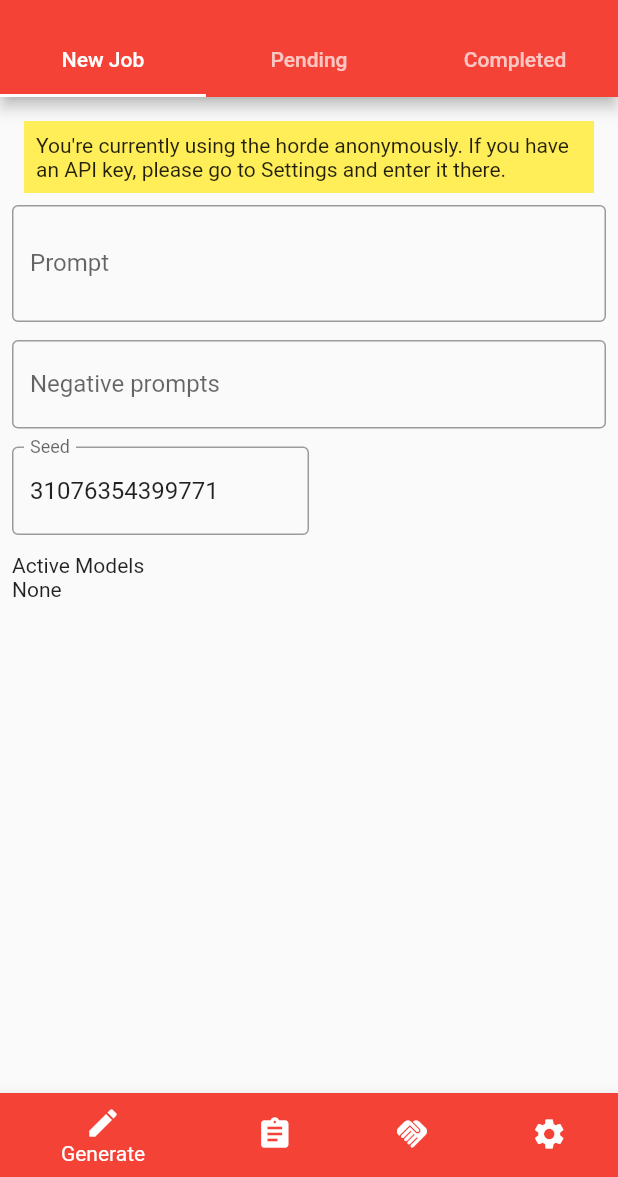
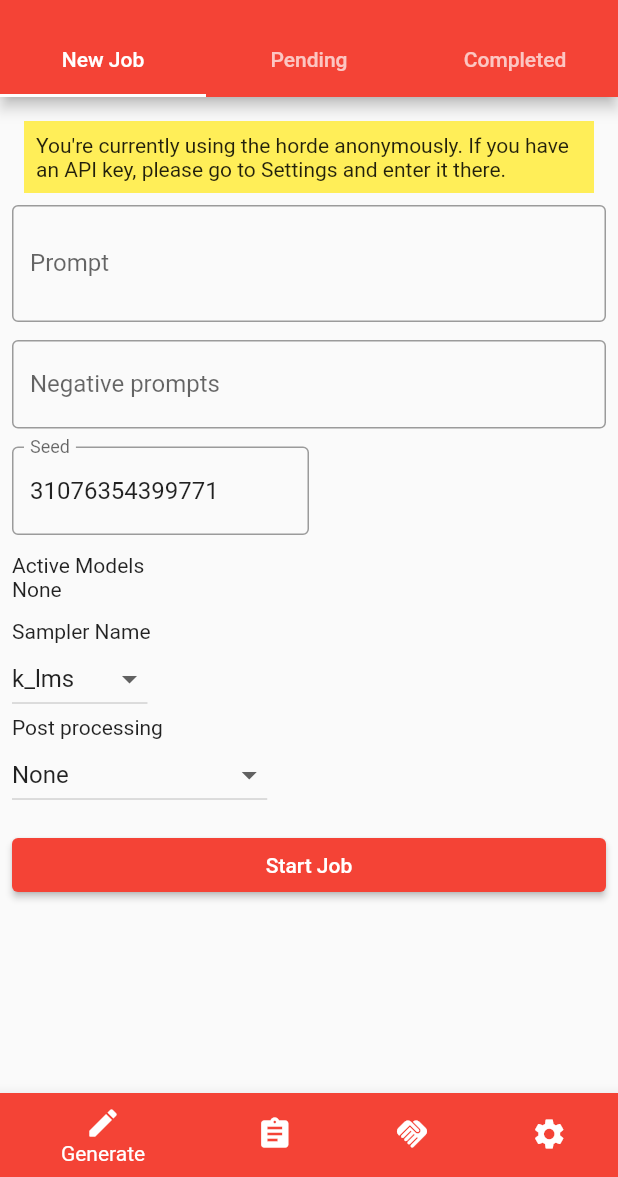
Before and after one commit to hathibelagal-dev/HordeArt, a Flutter app: the screen it shows after launch, on a phone screen of 412 x 824 dp, the part 59-1236 px from its top. Run offline on Flutter 3.47's test engine with Material 2 defaults, Android fonts, the phone set to English and light mode, and no system bars; our stand-ins replace hive_flutter, logger; accounts and stored records are empty; network calls fail.

Commit message:
job submission

```diff
--- a/frontend/lib/config.dart
+++ b/frontend/lib/config.dart
@@ -2,8 +2,26 @@ class Config {
   static const String clientAgent = "HordeArt/1.0";
   static const String dbName = "local-storage";
 
-  static const String baseURL = "https://stablehorde.net/api/v2/";
-  static const String modelDetails = "${baseURL}status/models";
+  static const String baseURL = "https://stablehorde.net/api/v2";
+  static const String modelDetails = "$baseURL/status/models";
+  static const String asyncGenerateImage = "$baseURL/generate/async";
+
   static const String defaultModel = "stable_diffusion";
+  static const String defaultSampler = "k_lms";
+  static const List<String> availableSamplers = [
+    "k_lms",
+    "k_heun",
+    "k_euler",
+    "k_euler_a"
+  ];
+
+  static const String defaultPostProcessor = "None";
+  static const List<String> availablePostProcessors = [
+    "None",
+    "GFPGAN",
+    "RealESRGAN_x4plus",
+    "CodeFormers"
+  ];
+
   static const String defaultAPIKey = "0000000000";
 }
--- a/frontend/lib/db.dart
+++ b/frontend/lib/db.dart
@@ -16,4 +16,9 @@ class DB {
       {String db = Config.dbName, dynamic defaultValue = 0}) {
     return Hive.box(db).get(keyName, defaultValue: defaultValue);
   }
+
+  static Future<void> setValue(keyName, value,
+      {String db = Config.dbName}) async {
+    await Hive.box(db).put(keyName, value);
+  }
 }
--- a/frontend/lib/main_screen.dart
+++ b/frontend/lib/main_screen.dart
@@ -1,10 +1,8 @@
 import 'package:flutter/material.dart';
-import 'package:frontend/config.dart';
 import 'package:frontend/pages/generate_page.dart';
 import 'package:frontend/pages/reference_page.dart';
 import 'package:frontend/pages/settings_page.dart';
 import 'package:frontend/pages/status_page.dart';
-import 'package:hive_flutter/hive_flutter.dart';
 
 class MainScreen extends StatefulWidget {
   final String title;
--- a/frontend/lib/pages/new_job_page.dart
+++ b/frontend/lib/pages/new_job_page.dart
@@ -23,6 +23,10 @@ class _NewJobsPageState extends State<NewJobsPage> {
   List<ActiveModel> _activeModels = [];
   JSONResponseHandler handler = JSONResponseHandler();
 
+  String _selectedModel = Config.defaultModel;
+  String _selectedSampler = Config.defaultSampler;
+  String _selectedPostProcessor = Config.defaultPostProcessor;
+
   @override
   void initState() {
     super.initState();
@@ -34,6 +38,16 @@ class _NewJobsPageState extends State<NewJobsPage> {
       });
     });
   }
+
+  final SnackBar successBar = const SnackBar(
+    content: Text('Job submitted successfully.'),
+    backgroundColor: Colors.green,
+  );
+
+  final SnackBar errorBar = const SnackBar(
+    content: Text('Job could not be submitted.'),
+    backgroundColor: Colors.amber,
+  );
 
   @override
   Widget build(BuildContext context) {
@@ -53,8 +67,8 @@ class _NewJobsPageState extends State<NewJobsPage> {
                           margin: const EdgeInsets.all(8.0),
                           color: Colors.yellow.shade400,
                           child: const Text(
-                              "You're currently using the horde anonymously. " +
-                                  "If you have an API key, please go to Settings and enter it there."),
+                              "You're currently using the horde anonymously. "
+                              "If you have an API key, please go to Settings and enter it there."),
                         )
                       : const Center();
                 }),
@@ -86,15 +100,63 @@ class _NewJobsPageState extends State<NewJobsPage> {
             const Text("Active Models"),
             _activeModels.isNotEmpty
                 ? DropdownButton<String>(
-                    onChanged: (item) {},
-                    value: Config.defaultModel,
+                    onChanged: (item) {
+                      setState(() {
+                        _selectedModel = item ?? _selectedModel;
+                      });
+                    },
+                    value: _selectedModel,
                     items: _activeModels.map<DropdownMenuItem<String>>((e) {
                       return DropdownMenuItem<String>(
                         value: e.name,
                         child: Text(e.toString()),
                       );
                     }).toList())
-                : const Text("None")
+                : const Text("None"),
+            const SizedBox(height: 12),
+            const Text("Sampler Name"),
+            DropdownButton<String>(
+                onChanged: (item) {
+                  setState(() {
+                    _selectedSampler = item ?? _selectedSampler;
+                  });
+                },
+                value: _selectedSampler,
+                items:
+                    Config.availableSamplers.map<DropdownMenuItem<String>>((s) {
+                  return DropdownMenuItem<String>(value: s, child: Text(s));
+                }).toList()),
+            const Text("Post processing"),
+            DropdownButton<String>(
+                onChanged: (item) {
+                  setState(() {
+                    _selectedPostProcessor = item ?? _selectedPostProcessor;
+                  });
+                },
+                value: _selectedPostProcessor,
+                items: Config.availablePostProcessors
+                    .map<DropdownMenuItem<String>>((s) {
+                  return DropdownMenuItem<String>(value: s, child: Text(s));
+                }).toList()),
+            const SizedBox(height: 12),
+            FractionallySizedBox(
+                widthFactor: 1,
+                child: ElevatedButton(
+                    onPressed: () async {
+                      bool result = await handler.generateImage(
+                          _promptController.text,
+                          _negativePromptController.text,
+                          _selectedSampler,
+                          _seedController.text,
+                          _selectedPostProcessor,
+                          _selectedModel);
+                      if (result) {
+                        ScaffoldMessenger.of(context).showSnackBar(successBar);
+                      } else {
+                        ScaffoldMessenger.of(context).showSnackBar(errorBar);
+                      }
+                    },
+                    child: const Text("Start Job")))
           ],
         ));
     return SingleChildScrollView(child: pageContents);
```
Also changed, not shown: frontend/lib/pages/pending_jobs_page.dart (+30 -1 lines), frontend/lib/utils/horde_http_client.dart (+19 -2 lines), frontend/lib/utils/json_response_handler.dart (+44 -9 lines), 1 other file.
